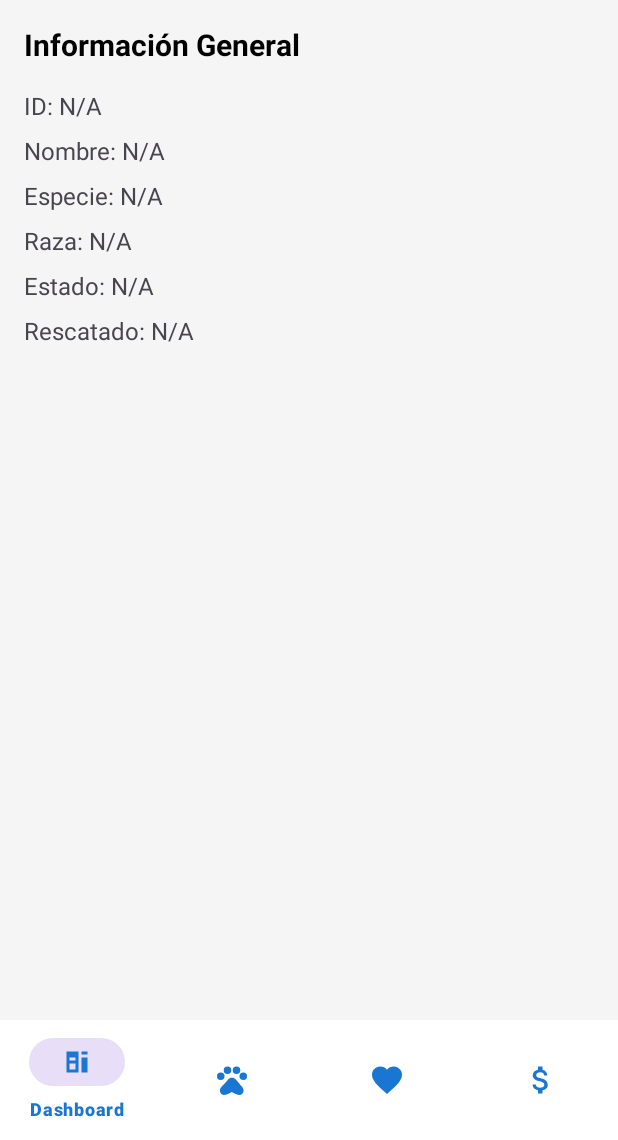
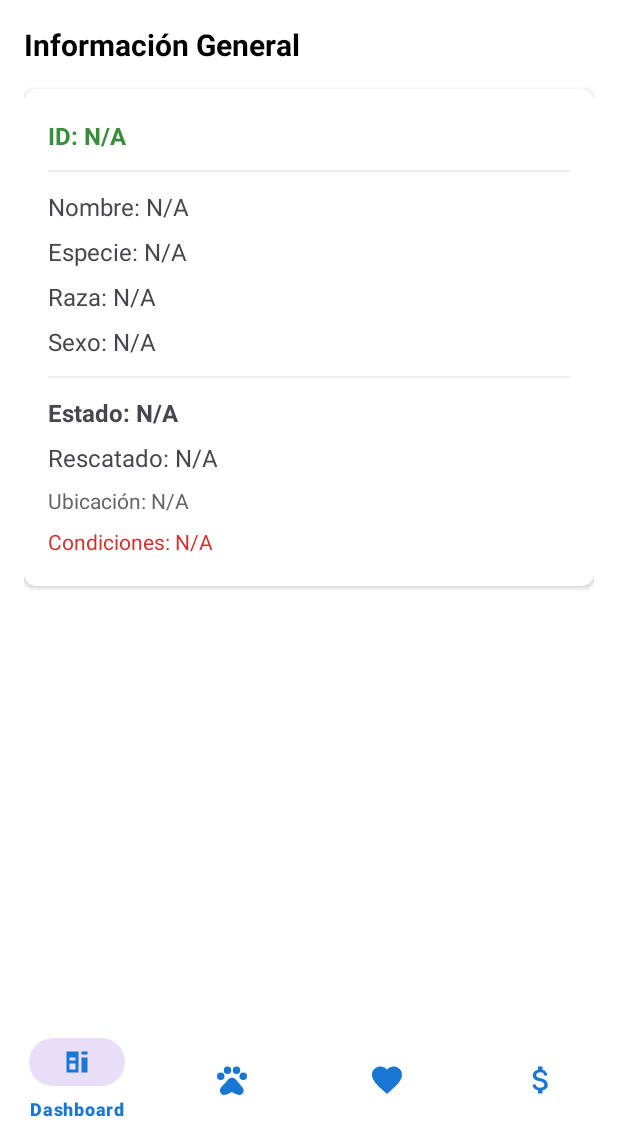
Before and after one commit to Andy-Gomez-sw/PawRescue, an Android app: the fragment InfoFragment placed in its activity, on a phone screen of 412 x 824 dp, the part 96-1236 px from its top. Run offline under Robolectric (Android 15) with nearby library versions, the phone set to English and light mode, and no system bars; our stand-ins replace Firebase (no records; nobody signed in at launch, a user with empty details on screens opened directly); 1 statement that could not run was skipped.

```diff
--- a/app/src/main/res/layout/fragment_info.xml
+++ b/app/src/main/res/layout/fragment_info.xml
@@ -1,9 +1,14 @@
 <?xml version="1.0" encoding="utf-8"?>
-<LinearLayout xmlns:android="http://schemas.android.com/apk/res/android"
+<ScrollView xmlns:android="http://schemas.android.com/apk/res/android"
     android:layout_width="match_parent"
     android:layout_height="match_parent"
-    android:orientation="vertical"
-    android:padding="16dp">
+    android:padding="16dp"
+    android:background="@android:color/white">
+
+    <LinearLayout
+        android:layout_width="match_parent"
+        android:layout_height="wrap_content"
+        android:orientation="vertical">
 
         <TextView
             android:layout_width="wrap_content"
@@ -12,13 +17,116 @@
             android:textSize="20sp"
             android:textStyle="bold"
             android:textColor="@android:color/black"
-        android:layout_marginBottom="12dp"/>
+            android:layout_marginBottom="16dp"/>
 
-    <TextView android:id="@+id/tv_info_id" android:layout_width="match_parent" android:layout_height="wrap_content" android:textSize="16sp" android:paddingVertical="4dp" android:text="ID: N/A"/>
-    <TextView android:id="@+id/tv_info_nombre" android:layout_width="match_parent" android:layout_height="wrap_content" android:textSize="16sp" android:paddingVertical="4dp" android:text="Nombre: N/A"/>
-    <TextView android:id="@+id/tv_info_especie" android:layout_width="match_parent" android:layout_height="wrap_content" android:textSize="16sp" android:paddingVertical="4dp" android:text="Especie: N/A"/>
-    <TextView android:id="@+id/tv_info_raza" android:layout_width="match_parent" android:layout_height="wrap_content" android:textSize="16sp" android:paddingVertical="4dp" android:text="Raza: N/A"/>
-    <TextView android:id="@+id/tv_info_estado" android:layout_width="match_parent" android:layout_height="wrap_content" android:textSize="16sp" android:paddingVertical="4dp" android:text="Estado: N/A"/>
-    <TextView android:id="@+id/tv_info_rescate" android:layout_width="match_parent" android:layout_height="wrap_content" android:textSize="16sp" android:paddingVertical="4dp" android:text="Rescatado: N/A"/>
+        <!-- Tarjeta de información -->
+        <androidx.cardview.widget.CardView
+            android:layout_width="match_parent"
+            android:layout_height="wrap_content"
+            android:layout_marginBottom="8dp"
+            app:cardCornerRadius="8dp"
+            app:cardElevation="2dp"
+            xmlns:app="http://schemas.android.com/apk/res-auto">
+
+            <LinearLayout
+                android:layout_width="match_parent"
+                android:layout_height="wrap_content"
+                android:orientation="vertical"
+                android:padding="16dp">
+
+                <TextView
+                    android:id="@+id/tv_info_id"
+                    android:layout_width="match_parent"
+                    android:layout_height="wrap_content"
+                    android:textSize="16sp"
+                    android:textStyle="bold"
+                    android:textColor="#388E3C"
+                    android:paddingVertical="4dp"
+                    android:text="ID: N/A"/>
+
+                <View
+                    android:layout_width="match_parent"
+                    android:layout_height="1dp"
+                    android:background="#EEEEEE"
+                    android:layout_marginVertical="8dp"/>
+
+                <TextView
+                    android:id="@+id/tv_info_nombre"
+                    android:layout_width="match_parent"
+                    android:layout_height="wrap_content"
+                    android:textSize="16sp"
+                    android:paddingVertical="4dp"
+                    android:text="Nombre: N/A"/>
+
+                <TextView
+                    android:id="@+id/tv_info_especie"
+                    android:layout_width="match_parent"
+                    android:layout_height="wrap_content"
+                    android:textSize="16sp"
+                    android:paddingVertical="4dp"
+                    android:text="Especie: N/A"/>
+
+                <TextView
+                    android:id="@+id/tv_info_raza"
+                    android:layout_width="match_parent"
+                    android:layout_height="wrap_content"
+                    android:textSize="16sp"
+                    android:paddingVertical="4dp"
+                    android:text="Raza: N/A"/>
+
+                <TextView
+                    android:id="@+id/tv_info_sexo"
+                    android:layout_width="match_parent"
+                    android:layout_height="wrap_content"
+                    android:textSize="16sp"
+                    android:paddingVertical="4dp"
+                    android:text="Sexo: N/A"/>
+
+                <View
+                    android:layout_width="match_parent"
+                    android:layout_height="1dp"
+                    android:background="#EEEEEE"
+                    android:layout_marginVertical="8dp"/>
+
+                <TextView
+                    android:id="@+id/tv_info_estado"
+                    android:layout_width="match_parent"
+                    android:layout_height="wrap_content"
+                    android:textSize="16sp"
+                    android:textStyle="bold"
+                    android:paddingVertical="4dp"
+                    android:text="Estado: N/A"/>
+
+                <TextView
+                    android:id="@+id/tv_info_rescate"
+                    android:layout_width="match_parent"
+                    android:layout_height="wrap_content"
+                    android:textSize="16sp"
+                    android:paddingVertical="4dp"
+                    android:text="Rescatado: N/A"/>
+
+                <TextView
+                    android:id="@+id/tv_info_ubicacion"
+                    android:layout_width="match_parent"
+                    android:layout_height="wrap_content"
+                    android:textSize="14sp"
+                    android:textColor="#666666"
+                    android:paddingVertical="4dp"
+                    android:text="Ubicación: N/A"/>
+
+                <TextView
+                    android:id="@+id/tv_info_condiciones"
+                    android:layout_width="match_parent"
+                    android:layout_height="wrap_content"
+                    android:textSize="14sp"
+                    android:textColor="#D32F2F"
+                    android:paddingVertical="4dp"
+                    android:text="Condiciones: N/A"/>
 
             </LinearLayout>
+
+        </androidx.cardview.widget.CardView>
+
+    </LinearLayout>
+
+</ScrollView>
```
Also changed, not shown: app/src/main/java/com/refugio/pawrescue/ui/admin/DetalleAnimalActivity.java (+8 -7 lines), app/src/main/java/com/refugio/pawrescue/ui/admin/tabs/InfoFragment.java (+48 -13 lines), app/src/main/res/layout/activity_detalle_animal.xml (+35 -21 lines). Lines whose indentation alone changed are shown as unchanged.
